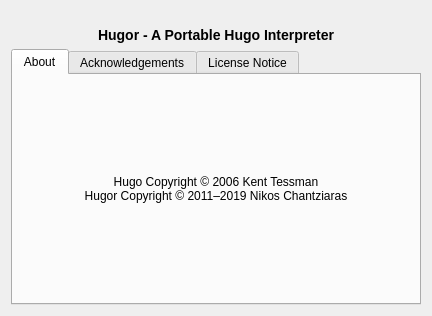
The window that src/aboutdialog.ui (realnc/hugor) describes before a commit, drawn with Qt 5.
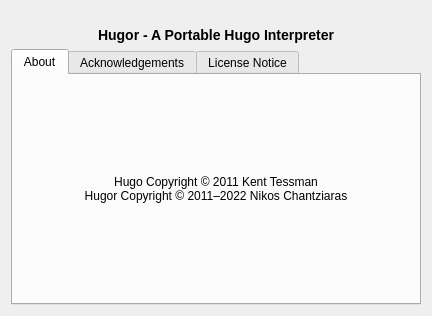
The same window after the commit. Icons and pictures are not drawn.

Commit message: Update user-visible copyright strings for 2022

Patch:
```diff
--- a/src/aboutdialog.ui
+++ b/src/aboutdialog.ui
@@ -51,8 +51,8 @@
           </sizepolicy>
          </property>
          <property name="text">
-          <string>&lt;p&gt;Hugo Copyright © 2006 Kent Tessman&lt;br/&gt;
-Hugor Copyright © 2011–2019 Nikos Chantziaras&lt;/p&gt;</string>
+          <string>&lt;p&gt;Hugo Copyright © 2011 Kent Tessman&lt;br/&gt;
+Hugor Copyright © 2011–2022 Nikos Chantziaras&lt;/p&gt;</string>
          </property>
          <property name="alignment">
           <set>Qt::AlignCenter</set>
```
The commit also changes 3 other files.
